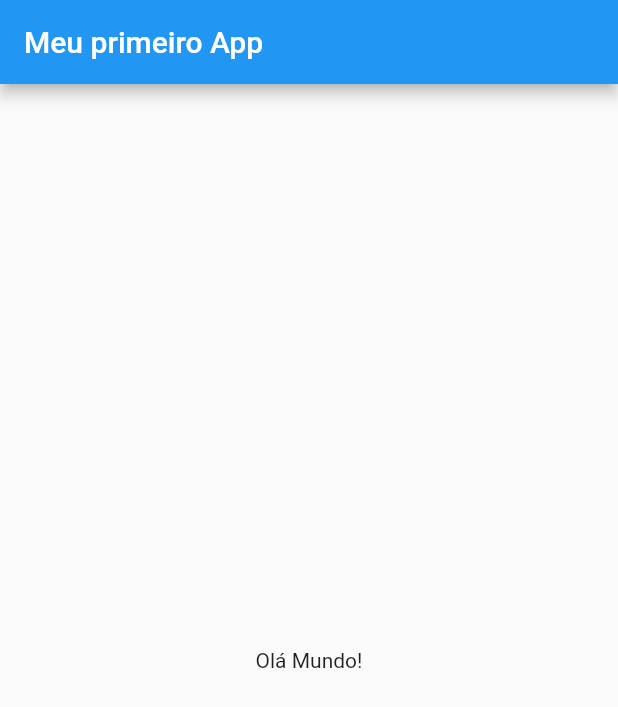
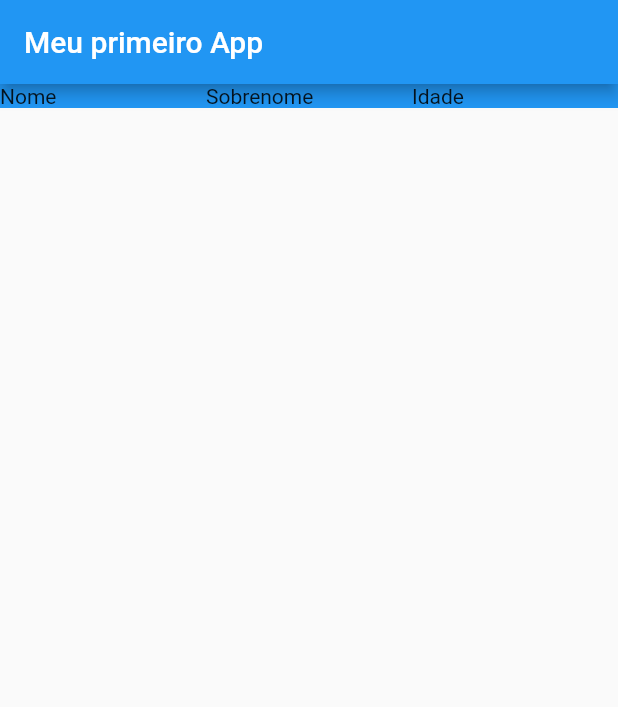
Before and after one commit to celsoandresenior/flutter1, a Flutter app: the screen it shows after launch, on a phone screen of 412 x 824 dp. Shown: the top 707 px of the screen. Run offline on Flutter 3.47's test engine with Material 2 defaults, Android fonts, the phone set to English and light mode, and no system bars.

Commit message:
entendendo o conceitos de Child e Children

```diff
--- a/lib/main.dart
+++ b/lib/main.dart
@@ -10,9 +10,13 @@ class MeuApp extends StatelessWidget {
         appBar: AppBar(
           title: Text('Meu primeiro App'),
         ),
-        body: Center(
-          child: Text('Olá Mundo!'),
-        ),
+        body: Container(
+            color: Colors.blue,
+            child: Row(children: [
+              Expanded(child: Text('Nome')),
+              Expanded(child: Text('Sobrenome')),
+              Expanded(child: Text('Idade'))
+            ])),
       ),
     );
   }
```
